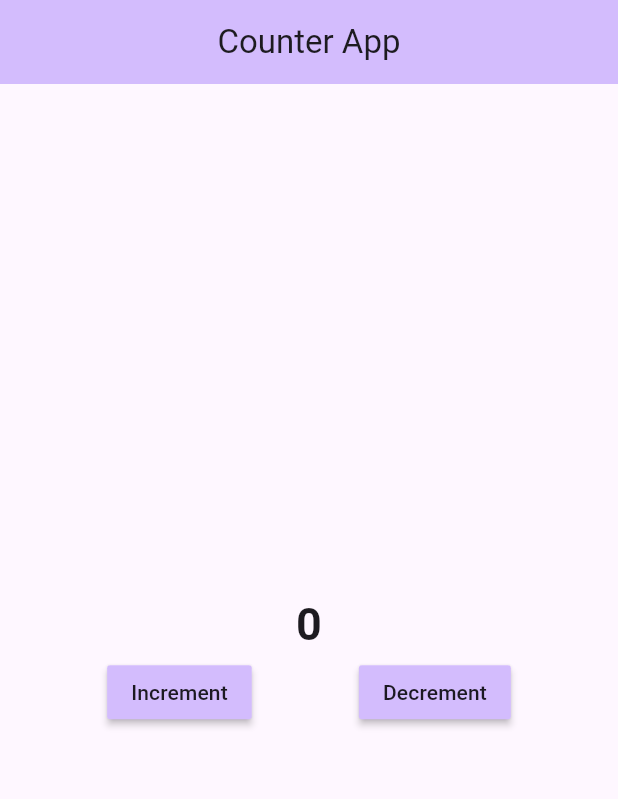
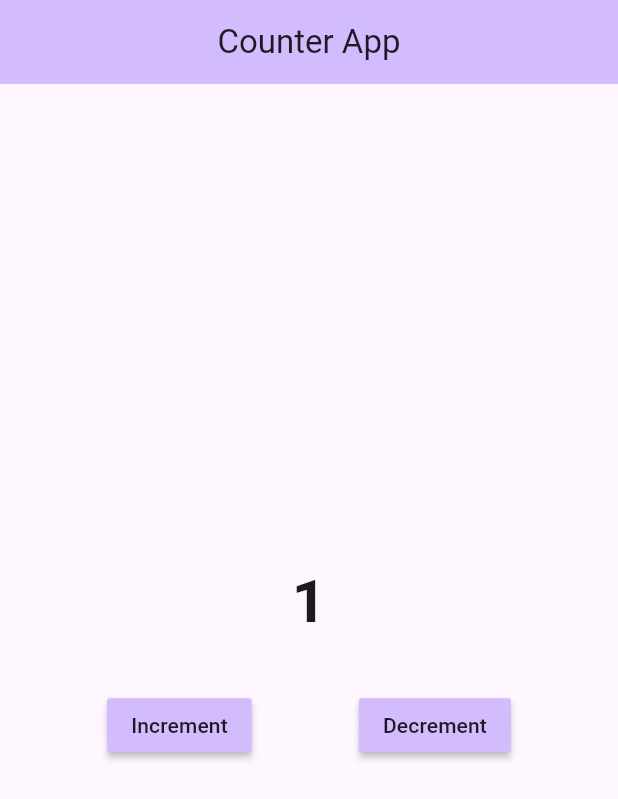
Before and after one commit to IamShahabAlam/BLoCking_BLoC, a Flutter app: the screen it shows after launch, after a tap on "Increment", on a phone screen of 412 x 824 dp. Shown: the top 799 px of the screen. Run offline on Flutter 3.47's test engine with Material 3 defaults, Android fonts, the phone set to English and light mode, and no system bars; our stand-ins replace bloc, equatable, flutter_bloc.

Commit message:
Complete Counter app

```diff
--- a/lib/bloc/counter/counter_bloc.dart
+++ b/lib/bloc/counter/counter_bloc.dart
@@ -0,0 +1,18 @@
+import 'package:bloc/bloc.dart';
+import 'package:bloc_app/bloc/counter/counter_event.dart';
+import 'package:bloc_app/bloc/counter/counter_state.dart';
+
+class CounterBloc extends Bloc<CounterEvent, CounterState> {
+  CounterBloc() : super(const CounterState()) {
+    on<IncrementCounter>(_increment);
+    on<DecrementCounter>(_decrement);
+  }
+
+  _increment(CounterEvent event, Emitter<CounterState> emit) {
+    emit(state.copyWith(counter: state.counter + 1));
+  }
+
+  _decrement(CounterEvent event, Emitter<CounterState> emit) {
+    emit(state.copyWith(counter: state.counter == 0 ? 0 : state.counter - 1));
+  }
+}
--- a/lib/bloc/counter/counter_event.dart
+++ b/lib/bloc/counter/counter_event.dart
@@ -0,0 +1,12 @@
+import 'package:equatable/equatable.dart';
+
+abstract class CounterEvent extends Equatable {
+  const CounterEvent();
+
+  @override
+  List<Object> get props => [];
+}
+
+class IncrementCounter extends CounterEvent {}
+
+class DecrementCounter extends CounterEvent {}
--- a/lib/bloc/counter/counter_state.dart
+++ b/lib/bloc/counter/counter_state.dart
@@ -0,0 +1,13 @@
+import 'package:equatable/equatable.dart';
+
+class CounterState extends Equatable {
+  final int counter;
+  const CounterState({this.counter = 0});
+
+  CounterState copyWith({int? counter}) {
+    return CounterState(counter: counter ?? this.counter);
+  }
+
+  @override
+  List<Object> get props => [counter];
+}
--- a/lib/main.dart
+++ b/lib/main.dart
@@ -1,5 +1,7 @@
+import 'package:bloc_app/bloc/counter/counter_bloc.dart';
 import 'package:bloc_app/presentation/counter/counter_screen.dart';
 import 'package:flutter/material.dart';
+import 'package:flutter_bloc/flutter_bloc.dart';
 
 void main() {
   runApp(const MyApp());
@@ -11,7 +13,9 @@ class MyApp extends StatelessWidget {
   // This widget is the root of your application.
   @override
   Widget build(BuildContext context) {
-    return MaterialApp(
+    return BlocProvider(
+      create: (context) => CounterBloc(),
+      child: MaterialApp(
         title: 'Flutter Demo',
         theme: ThemeData(
           colorScheme: ColorScheme.fromSeed(seedColor: Colors.deepPurple),
@@ -19,6 +23,7 @@ class MyApp extends StatelessWidget {
         ),
         home: const CounterScreen(),
         // const EquatablePage(title: 'EQUATABLE'),
+      ),
     );
   }
 }
--- a/lib/presentation/counter/counter_screen.dart
+++ b/lib/presentation/counter/counter_screen.dart
@@ -1,4 +1,8 @@
+import 'package:bloc_app/bloc/counter/counter_bloc.dart';
+import 'package:bloc_app/bloc/counter/counter_event.dart';
+import 'package:bloc_app/bloc/counter/counter_state.dart';
 import 'package:flutter/material.dart';
+import 'package:flutter_bloc/flutter_bloc.dart';
 
 class CounterScreen extends StatefulWidget {
   const CounterScreen({super.key});
@@ -21,17 +25,24 @@ class _CounterScreenState extends State<CounterScreen> {
         mainAxisAlignment: MainAxisAlignment.center,
         crossAxisAlignment: CrossAxisAlignment.center,
         children: [
-          const Text('0', style: TextStyle(fontSize: 30.0, fontWeight: FontWeight.bold)),
+          BlocBuilder<CounterBloc, CounterState>(builder: (_, state) {
+            return Text(state.counter.toString(), style: const TextStyle(fontSize: 40.0, fontWeight: FontWeight.bold));
+          }),
+          const SizedBox(height: 30),
           Row(
             mainAxisAlignment: MainAxisAlignment.spaceEvenly,
             children: [
               MaterialButton(
-                onPressed: () {},
+                onPressed: () {
+                  context.read<CounterBloc>().add(IncrementCounter());
+                },
                 color: theme.inversePrimary,
                 child: const Text('Increment'),
               ),
               MaterialButton(
-                onPressed: () {},
+                onPressed: () {
+                  context.read<CounterBloc>().add(DecrementCounter());
+                },
                 color: theme.inversePrimary,
                 child: const Text("Decrement"),
               ),
```
Lines whose indentation alone changed are shown as unchanged.
